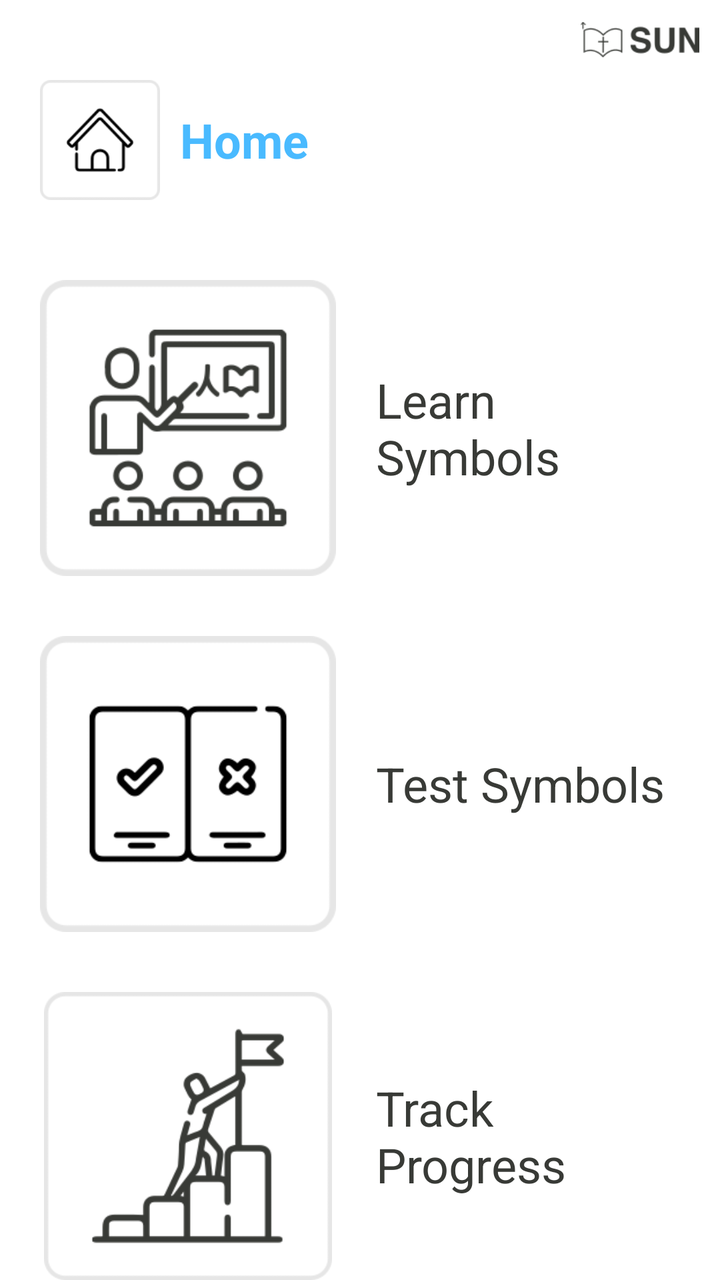
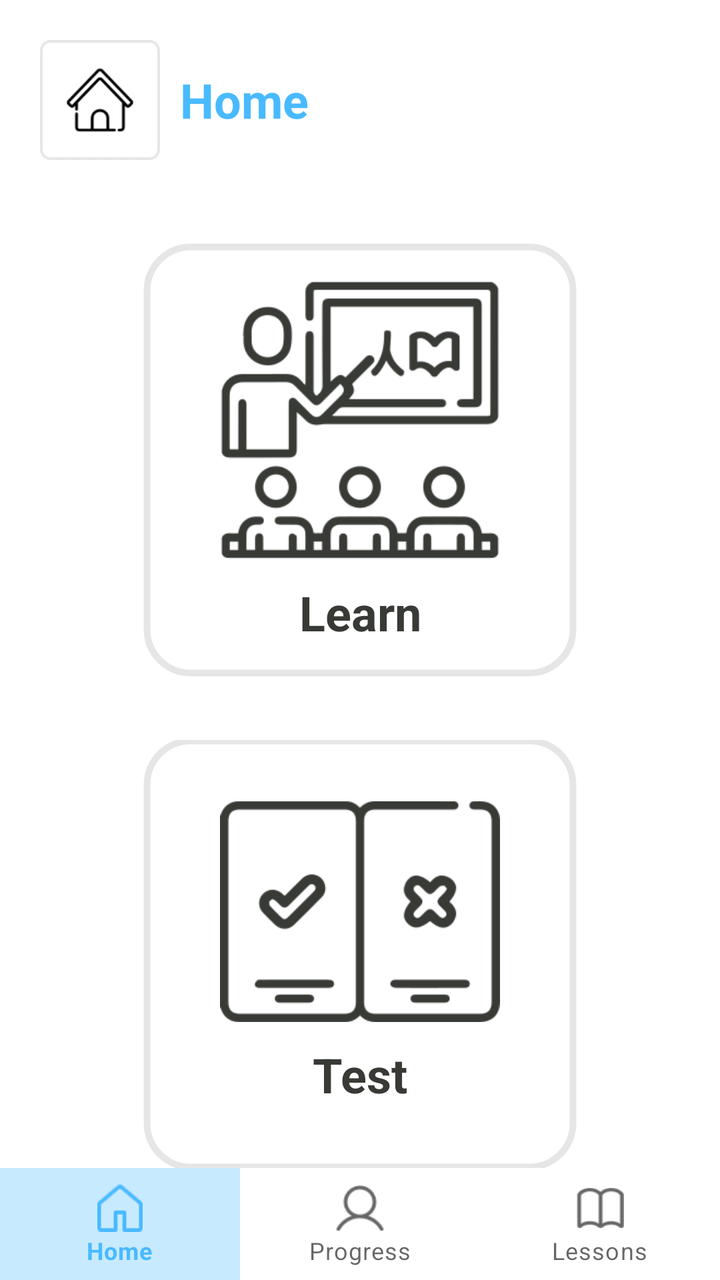

An Android layout rendered at two revisions. The XML below is the earlier revision; the diff shows what the commit changed to produce the second picture.
<!-- AndroidManifest.xml: application theme Theme.SUN -->
<!-- res/layout/activity_home.xml -->
<?xml version="1.0" encoding="utf-8"?>
<LinearLayout xmlns:android="http://schemas.android.com/apk/res/android"
    android:layout_width="match_parent"
    android:layout_height="match_parent"
    xmlns:tools="http://schemas.android.com/tools"
    android:orientation="vertical"
    tools:context=".ui.activity.HomeActivity">

    <androidx.appcompat.widget.Toolbar
        android:id="@+id/toolbar"
        android:layout_width="match_parent"
        android:layout_height="@dimen/_40dp">

        <ImageView
            android:layout_width="@dimen/_60dp"
            android:layout_height="wrap_content"
            android:adjustViewBounds="true"
            android:src="@drawable/ic_logo"
            android:layout_gravity="end"
            android:layout_marginEnd="@dimen/_10dp"/>
    </androidx.appcompat.widget.Toolbar>

    <LinearLayout
        android:layout_width="match_parent"
        android:layout_height="wrap_content"
        android:orientation="horizontal"
        android:layout_gravity="center"
        android:layout_marginHorizontal="@dimen/_20dp">

        <ImageView
            android:layout_width="@dimen/_60dp"
            android:layout_height="wrap_content"
            android:adjustViewBounds="true"
            android:src="@drawable/ic_home" />

        <LinearLayout
            android:layout_width="wrap_content"
            android:layout_height="wrap_content"
            android:orientation="vertical"
            android:layout_gravity="center"
            android:layout_marginStart="@dimen/_10dp">

            <TextView
                android:layout_width="wrap_content"
                android:layout_height="wrap_content"
                android:text="@string/home"
                android:textSize="24sp"
                android:textStyle="bold"
                android:elevation="1dp"
                android:textColor="@color/primary"
                android:id="@+id/page_title" />

        </LinearLayout>
    </LinearLayout>

    <LinearLayout
        android:layout_width="match_parent"
        android:layout_height="fill_parent"
        android:orientation="vertical"
        android:layout_marginTop="@dimen/_40dp"
        android:paddingHorizontal="@dimen/_20dp">

        <LinearLayout
            android:id="@+id/learn_symbols"
            android:layout_width="match_parent"
            android:layout_height="wrap_content"
            android:orientation="horizontal"
            android:layout_gravity="center">

            <ImageView
                android:layout_width="148dp"
                android:layout_height="wrap_content"
                android:adjustViewBounds="true"
                android:src="@drawable/ic_learn"/>

            <TextView
                android:layout_width="wrap_content"
                android:layout_height="wrap_content"
                android:text="@string/learn_symbols"
                android:layout_marginStart="@dimen/_20dp"
                android:textSize="@dimen/_24sp"
                android:textColor="@color/dark_gray"
                android:layout_gravity="center"/>
        </LinearLayout>

        <LinearLayout
            android:id="@+id/test_symbols"
            android:layout_width="match_parent"
            android:layout_height="wrap_content"
            android:orientation="horizontal"
            android:layout_marginTop="@dimen/_30dp"
            android:layout_gravity="center">

            <ImageView
                android:layout_width="148dp"
                android:layout_height="wrap_content"
                android:adjustViewBounds="true"
                android:src="@drawable/ic_test"/>

            <TextView
                android:layout_width="wrap_content"
                android:layout_height="wrap_content"
                android:text="@string/test_symbols"
                android:layout_marginStart="@dimen/_20dp"
                android:textSize="@dimen/_24sp"
                android:textColor="@color/dark_gray"
                android:layout_gravity="center"/>
        </LinearLayout>

        <LinearLayout
            android:id="@+id/track_progress"
            android:layout_width="match_parent"
            android:layout_height="wrap_content"
            android:orientation="horizontal"
            android:layout_marginTop="@dimen/_30dp"
            android:layout_gravity="center">

            <ImageView
                android:layout_width="148dp"
                android:layout_height="wrap_content"
                android:adjustViewBounds="true"
                android:src="@drawable/ic_track_progress"/>

            <TextView
                android:layout_width="wrap_content"
                android:layout_height="wrap_content"
                android:text="@string/track_progress"
                android:layout_marginStart="@dimen/_20dp"
                android:textSize="@dimen/_24sp"
                android:textColor="@color/dark_gray"
                android:layout_gravity="center"/>
        </LinearLayout>

    </LinearLayout>

</LinearLayout>
<!-- resources referenced by this layout -->
<resources>
  <color name="dark_gray">#383A36</color>
  <color name="primary">#49BAFF</color>
  <dimen name="_10dp">10dp</dimen>
  <dimen name="_20dp">20dp</dimen>
  <dimen name="_24sp">24sp</dimen>
  <dimen name="_30dp">30dp</dimen>
  <dimen name="_40dp">40dp</dimen>
  <dimen name="_60dp">60dp</dimen>
  <!-- drawable ic_home: png bitmap (drawable, 4197 bytes) -->
  <!-- drawable ic_learn: png bitmap (drawable, 13380 bytes) -->
  <!-- drawable ic_logo: png bitmap (drawable, 3326 bytes) -->
  <!-- drawable ic_test: png bitmap (drawable, 7726 bytes) -->
  <!-- drawable ic_track_progress: png bitmap (drawable, 9834 bytes) -->
  <string name="home">Home</string>
  <string name="learn_symbols">Learn Symbols</string>
  <string name="test_symbols">Test Symbols</string>
  <string name="track_progress">Track Progress</string>
  <style name="Theme.SUN" parent="Base.Theme.SUN" />
  <style name="Base.Theme.SUN" parent="Theme.MaterialComponents.Light.NoActionBar.Bridge">
          <item name="colorPrimary">@color/primary</item>
          <item name="colorPrimaryDark">@color/primary_dark</item>
          <item name="colorAccent">@color/accent</item>
          <item name="android:windowBackground">@color/white</item>
          <item name="android:statusBarColor">@color/primary</item>
      </style>
  <color name="primary_dark">#004874</color>
  <color name="accent">#00C78E</color>
  <color name="white">#FFFFFFFF</color>
</resources>

<!-- the commit's change to res/layout/activity_home.xml (unified diff, before → after) -->
@@ -6,26 +6,13 @@
     android:orientation="vertical"
     tools:context=".ui.activity.HomeActivity">
 
-    <androidx.appcompat.widget.Toolbar
-        android:id="@+id/toolbar"
-        android:layout_width="match_parent"
-        android:layout_height="@dimen/_40dp">
-
-        <ImageView
-            android:layout_width="@dimen/_60dp"
-            android:layout_height="wrap_content"
-            android:adjustViewBounds="true"
-            android:src="@drawable/ic_logo"
-            android:layout_gravity="end"
-            android:layout_marginEnd="@dimen/_10dp"/>
-    </androidx.appcompat.widget.Toolbar>
-
     <LinearLayout
         android:layout_width="match_parent"
         android:layout_height="wrap_content"
         android:orientation="horizontal"
         android:layout_gravity="center"
-        android:layout_marginHorizontal="@dimen/_20dp">
+        android:layout_marginHorizontal="@dimen/_20dp"
+        android:layout_marginTop="@dimen/_20dp">
 
         <ImageView
             android:layout_width="@dimen/_60dp"
@@ -55,32 +42,46 @@
 
     <LinearLayout
         android:layout_width="match_parent"
-        android:layout_height="fill_parent"
+        android:layout_height="0dp"
         android:orientation="vertical"
         android:layout_marginTop="@dimen/_40dp"
-        android:paddingHorizontal="@dimen/_20dp">
+        android:paddingHorizontal="@dimen/_20dp"
+        android:layout_weight="1">
 
         <LinearLayout
             android:id="@+id/learn_symbols"
             android:layout_width="match_parent"
             android:layout_height="wrap_content"
             android:orientation="horizontal"
-            android:layout_gravity="center">
+            android:layout_gravity="center"
+            android:gravity="center">
 
-            <ImageView
-                android:layout_width="148dp"
-                android:layout_height="wrap_content"
-                android:adjustViewBounds="true"
-                android:src="@drawable/ic_learn"/>
+            <LinearLayout
+                android:layout_width="@dimen/_220dp"
+                android:layout_height="@dimen/_220dp"
+                android:background="@drawable/background_home_item"
+                android:layout_gravity="center"
+                android:orientation="vertical"
+                android:gravity="center"
+                android:padding="@dimen/_20dp">
 
-            <TextView
-                android:layout_width="wrap_content"
-                android:layout_height="wrap_content"
-                android:text="@string/learn_symbols"
-                android:layout_marginStart="@dimen/_20dp"
-                android:textSize="@dimen/_24sp"
-                android:textColor="@color/dark_gray"
-                android:layout_gravity="center"/>
+                <ImageView
+                    android:layout_width="@dimen/_140dp"
+                    android:layout_height="wrap_content"
+                    android:adjustViewBounds="true"
+                    android:src="@drawable/ic_learn_large"/>
+
+                <TextView
+                    android:layout_width="match_parent"
+                    android:layout_height="wrap_content"
+                    android:text="@string/learn"
+                    android:textSize="@dimen/_24sp"
+                    android:textColor="@color/dark_gray"
+                    android:textStyle="bold"
+                    android:layout_gravity="center"
+                    android:gravity="center"
+                    android:layout_marginTop="@dimen/_10dp"/>
+            </LinearLayout>
         </LinearLayout>
 
         <LinearLayout
@@ -89,48 +90,57 @@
             android:layout_height="wrap_content"
             android:orientation="horizontal"
             android:layout_marginTop="@dimen/_30dp"
-            android:layout_gravity="center">
+            android:layout_gravity="center"
+            android:gravity="center">
 
-            <ImageView
-                android:layout_width="148dp"
-                android:layout_height="wrap_content"
-                android:adjustViewBounds="true"
-                android:src="@drawable/ic_test"/>
+            <LinearLayout
+                android:layout_width="@dimen/_220dp"
+                android:layout_height="@dimen/_220dp"
+                android:orientation="vertical"
+                android:background="@drawable/background_home_item"
+                android:layout_gravity="center"
+                android:gravity="center"
+                android:padding="@dimen/_20dp">
 
-            <TextView
-                android:layout_width="wrap_content"
-                android:layout_height="wrap_content"
-                android:text="@string/test_symbols"
-                android:layout_marginStart="@dimen/_20dp"
-                android:textSize="@dimen/_24sp"
-                android:textColor="@color/dark_gray"
-                android:layout_gravity="center"/>
-        </LinearLayout>
+                <ImageView
+                    android:layout_width="@dimen/_140dp"
+                    android:layout_height="wrap_content"
+                    android:adjustViewBounds="true"
+                    android:src="@drawable/ic_test_large"/>
 
-        <LinearLayout
-            android:id="@+id/track_progress"
-            android:layout_width="match_parent"
-            android:layout_height="wrap_content"
-            android:orientation="horizontal"
-            android:layout_marginTop="@dimen/_30dp"
-            android:layout_gravity="center">
+                <TextView
+                    android:layout_width="wrap_content"
+                    android:layout_height="wrap_content"
+                    android:text="@string/test"
+                    android:textSize="@dimen/_24sp"
+                    android:textStyle="bold"
+                    android:textColor="@color/dark_gray"
+                    android:layout_gravity="center"
+                    android:layout_marginTop="@dimen/_10dp"/>
+            </LinearLayout>
 
-            <ImageView
-                android:layout_width="148dp"
-                android:layout_height="wrap_content"
-                android:adjustViewBounds="true"
-                android:src="@drawable/ic_track_progress"/>
-
-            <TextView
-                android:layout_width="wrap_content"
-                android:layout_height="wrap_content"
-                android:text="@string/track_progress"
-                android:layout_marginStart="@dimen/_20dp"
-                android:textSize="@dimen/_24sp"
-                android:textColor="@color/dark_gray"
-                android:layout_gravity="center"/>
         </LinearLayout>
 
     </LinearLayout>
 
+    <LinearLayout
+        android:layout_width="match_parent"
+        android:layout_height="wrap_content"
+        android:gravity="bottom">
+
+        <include
+            android:id="@+id/nav_bar"
+            layout="@layout/bottom_navigation"/>
+    </LinearLayout>
+
 </LinearLayout>
+<!-- res/layout/bottom_navigation.xml (included above) -->
+<?xml version="1.0" encoding="utf-8"?>
+<com.google.android.material.bottomnavigation.BottomNavigationView
+    xmlns:android="http://schemas.android.com/apk/res/android"
+    xmlns:app="http://schemas.android.com/apk/res-auto"
+    android:id="@+id/bottom_navigation"
+    style="@style/BottomNavBar"
+    android:layout_width="match_parent"
+    android:layout_height="wrap_content"
+    app:menu="@menu/nav_menu" />
<!-- resource entries referenced after the edit -->
@@ -3,21 +3,51 @@
   <color name="dark_gray">#383A36</color>
   <color name="primary">#49BAFF</color>
   <dimen name="_10dp">10dp</dimen>
+  <dimen name="_140dp">140dp</dimen>
   <dimen name="_20dp">20dp</dimen>
+  <dimen name="_220dp">220dp</dimen>
   <dimen name="_24sp">24sp</dimen>
   <dimen name="_30dp">30dp</dimen>
   <dimen name="_40dp">40dp</dimen>
   <dimen name="_60dp">60dp</dimen>
+  <!-- drawable background_home_item (drawable) -->
+  <vector xmlns:android="http://schemas.android.com/apk/res/android"
+      android:width="132.23dp"
+      android:height="132.23dp"
+      android:viewportWidth="132.23"
+      android:viewportHeight="132.23">
+    <path
+        android:pathData="M15.24,2.12L116.99,2.12A13.13,13.13 0,0 1,130.12 15.24L130.12,116.99A13.13,13.13 0,0 1,116.99 130.12L15.24,130.12A13.13,13.13 0,0 1,2.12 116.99L2.12,15.24A13.13,13.13 0,0 1,15.24 2.12z"
+        android:strokeLineJoin="round"
+        android:strokeWidth="2"
+        android:fillColor="#00000000"
+        android:strokeColor="#E6E6E6"
+        android:strokeLineCap="round"/>
+  </vector>
   <!-- drawable ic_home: png bitmap (drawable, 4197 bytes) -->
-  <!-- drawable ic_learn: png bitmap (drawable, 13380 bytes) -->
-  <!-- drawable ic_logo: png bitmap (drawable, 3326 bytes) -->
-  <!-- drawable ic_test: png bitmap (drawable, 7726 bytes) -->
-  <!-- drawable ic_track_progress: png bitmap (drawable, 9834 bytes) -->
+  <!-- drawable ic_learn_large: png bitmap (drawable, 15914 bytes) -->
+  <!-- drawable ic_test_large: png bitmap (drawable, 7856 bytes) -->
   <string name="home">Home</string>
-  <string name="learn_symbols">Learn Symbols</string>
-  <string name="test_symbols">Test Symbols</string>
-  <string name="track_progress">Track Progress</string>
+  <string name="learn">Learn</string>
+  <string name="test">Test</string>
+  <style name="BottomNavBar" parent="Widget.MaterialComponents.BottomNavigationView">
+          <item name="itemBackground">@drawable/menu_item_background</item>
+      </style>
   <style name="Theme.SUN" parent="Base.Theme.SUN" />
+  <!-- drawable menu_item_background (drawable) -->
+  <?xml version="1.0" encoding="utf-8"?>
+  <selector xmlns:android="http://schemas.android.com/apk/res/android">
+      <item android:state_checked="true">
+          <shape android:shape="rectangle">
+              <solid android:color="@color/primary_light" /> 
+          </shape>
+      </item>
+      <item>
+          <shape android:shape="rectangle">
+              <solid android:color="@android:color/transparent" /> 
+          </shape>
+      </item>
+  </selector>
   <style name="Base.Theme.SUN" parent="Theme.MaterialComponents.Light.NoActionBar.Bridge">
           <item name="colorPrimary">@color/primary</item>
           <item name="colorPrimaryDark">@color/primary_dark</item>
@@ -25,6 +55,7 @@
           <item name="android:windowBackground">@color/white</item>
           <item name="android:statusBarColor">@color/primary</item>
       </style>
+  <color name="primary_light">#4D49BAFF</color>
   <color name="primary_dark">#004874</color>
   <color name="accent">#00C78E</color>
   <color name="white">#FFFFFFFF</color>
